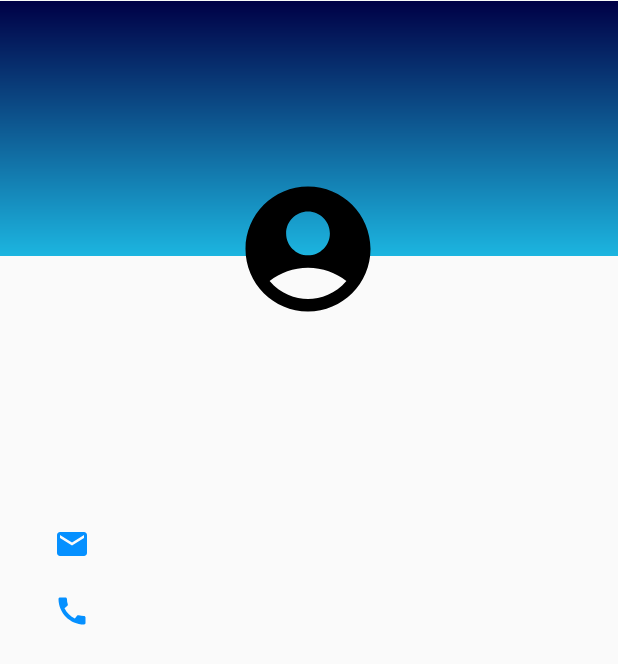
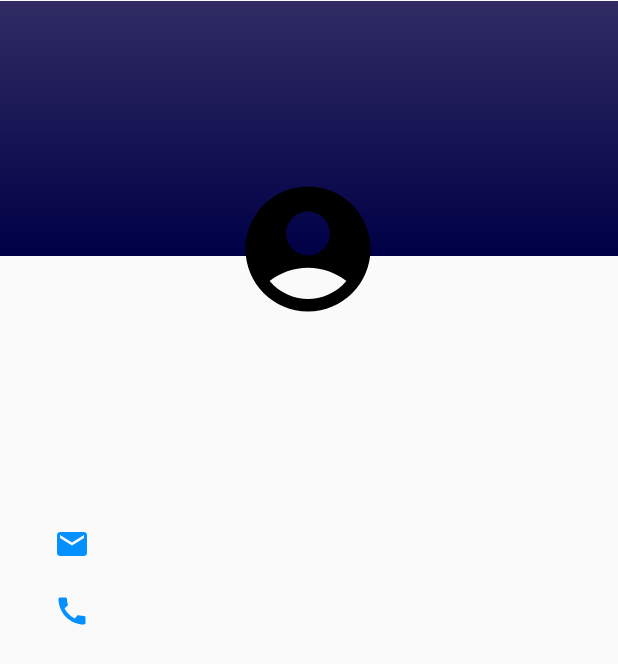
Before and after one commit to AbelVilla6/GastroSan, an Android app: the ProfileActivity screen opened directly, with no data from a screen before it, on a phone screen of 412 x 824 dp. Shown: the top 664 px of the screen. Run offline under Robolectric (Android 15) with nearby library versions, the phone set to English and light mode, and no system bars; our stand-ins replace CircleImageView, Firebase (no records; nobody signed in at launch, a user with empty details on screens opened directly).

Commit message:
Perfil interfaz

```diff
--- a/app/src/main/res/drawable/background_gradient.xml
+++ b/app/src/main/res/drawable/background_gradient.xml
@@ -3,7 +3,7 @@
     android:shape="rectangle">
     <gradient
         android:angle="90"
-        android:startColor="#1CB5E0"
-        android:endColor="#000046"
+        android:startColor="#000046"
+        android:endColor="@color/Primary"
         android:type="linear"/>
 </shape>
```
